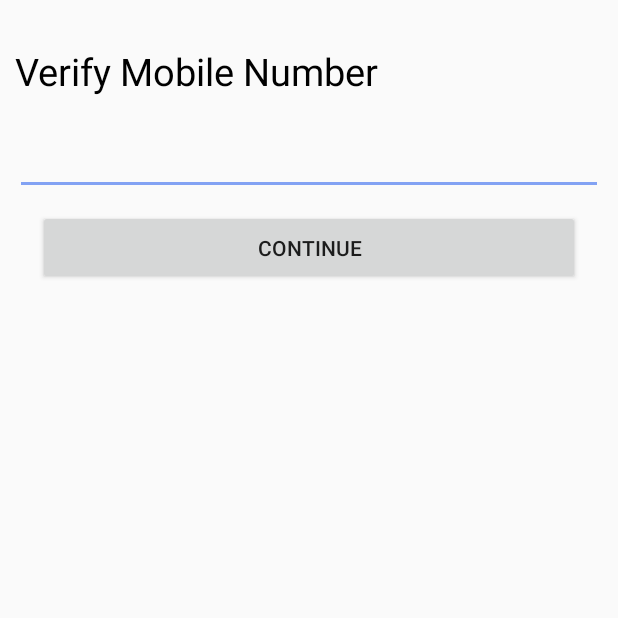
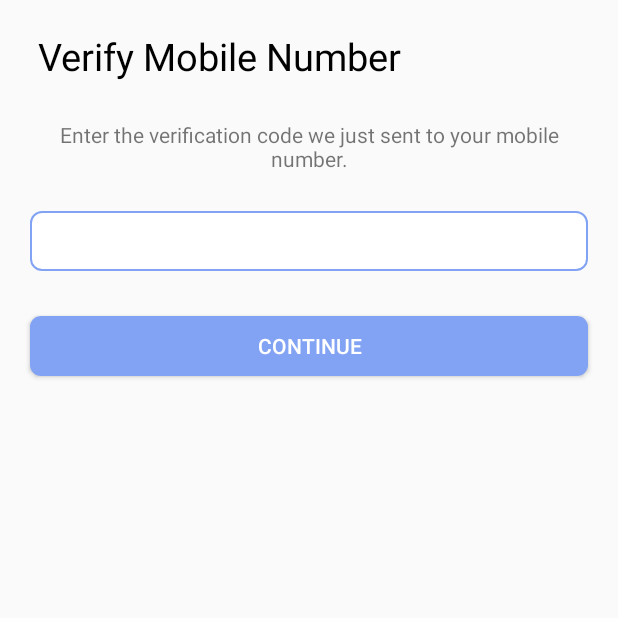
Before and after one commit to Fintech-Labs/CLiK-App, an Android app: the VerifyPhoneActivity screen opened directly, with no data from a screen before it, on a phone screen of 412 x 824 dp, the top half of it. Run offline under Robolectric (Android 15) with nearby library versions, the phone set to English and light mode, and no system bars; our stand-ins replace Firebase (no records; nobody signed in at launch, a user with empty details on screens opened directly).

Commit message:
first two activity ui updated

```diff
--- /dev/null
+++ b/app/src/main/res/drawable/custom_input.xml
@@ -0,0 +1,18 @@
+<?xml version="1.0" encoding="utf-8"?>
+<selector xmlns:android="http://schemas.android.com/apk/res/android">
+<item android:state_enabled="true" android:state_focused="true">
+    <shape android:shape="rectangle">
+        <solid android:color="#ffffff"/>
+        <corners android:radius="7dp"/>
+        <stroke android:color="#82A2F3" android:width="1dp"/>
+    </shape>
+</item>
+    <item android:state_enabled="true">
+        <shape android:shape="rectangle">
+            <solid android:color="#ffffff"/>
+            <corners android:radius="7dp"/>
+            <stroke android:color="@android:color/darker_gray" android:width="1dp"/>
+        </shape>
+    </item>
+
+</selector>
--- a/app/src/main/res/layout/activity_verify_phone.xml
+++ b/app/src/main/res/layout/activity_verify_phone.xml
@@ -4,6 +4,7 @@
     xmlns:tools="http://schemas.android.com/tools"
     android:layout_width="match_parent"
     android:layout_height="match_parent"
+    android:textAlignment="center"
     tools:context=".userAuth.VerifyPhoneActivity">
 
     <TextView
@@ -11,30 +12,45 @@
         android:layout_width="wrap_content"
         android:layout_height="wrap_content"
         android:layout_marginTop="20dp"
-        android:padding="10dp"
+        android:paddingStart="25dp"
         android:text="Verify Mobile Number"
         android:textColor="#000000"
         android:textSize="25sp" />
 
+    <TextView
+        android:id="@+id/info2"
+        android:layout_width="wrap_content"
+        android:layout_height="wrap_content"
+        android:layout_below="@+id/top_text"
+        android:layout_marginTop="10dp"
+        android:padding="15dp"
+        android:text="Enter the verification code we just sent to your mobile number."
+        android:textAlignment="center"></TextView>
+
     <EditText
         android:id="@+id/otp"
         android:layout_width="match_parent"
-        android:layout_height="wrap_content"
-        android:layout_below="@+id/top_text"
-        android:layout_marginStart="10dp"
+        android:layout_height="40dp"
+        android:layout_below="@+id/info2"
+        android:layout_marginStart="20dp"
         android:layout_marginTop="10dp"
-        android:layout_marginEnd="10dp"
-        android:inputType="number" />
+        android:layout_marginEnd="20dp"
+        android:background="@drawable/custom_input"
+        android:inputType="number"
+        android:padding="10dp" />
 
     <Button
         android:id="@+id/verify"
         android:layout_width="match_parent"
-        android:layout_height="50dp"
+        android:layout_height="40dp"
         android:layout_below="@+id/otp"
-        android:layout_marginStart="25dp"
-        android:layout_marginTop="10dp"
-        android:layout_marginEnd="25dp"
-        android:text="continue" />
+        android:layout_marginStart="20dp"
+        android:layout_marginTop="30dp"
+        android:layout_marginEnd="20dp"
+        android:background="@drawable/round"
+        android:padding="10dp"
+        android:text="continue"
+        android:textColor="#FFFFFF" />
 
 
 </RelativeLayout>
```
Also changed, not shown: app/src/main/res/layout/activity_login.xml (+19 -23 lines).
